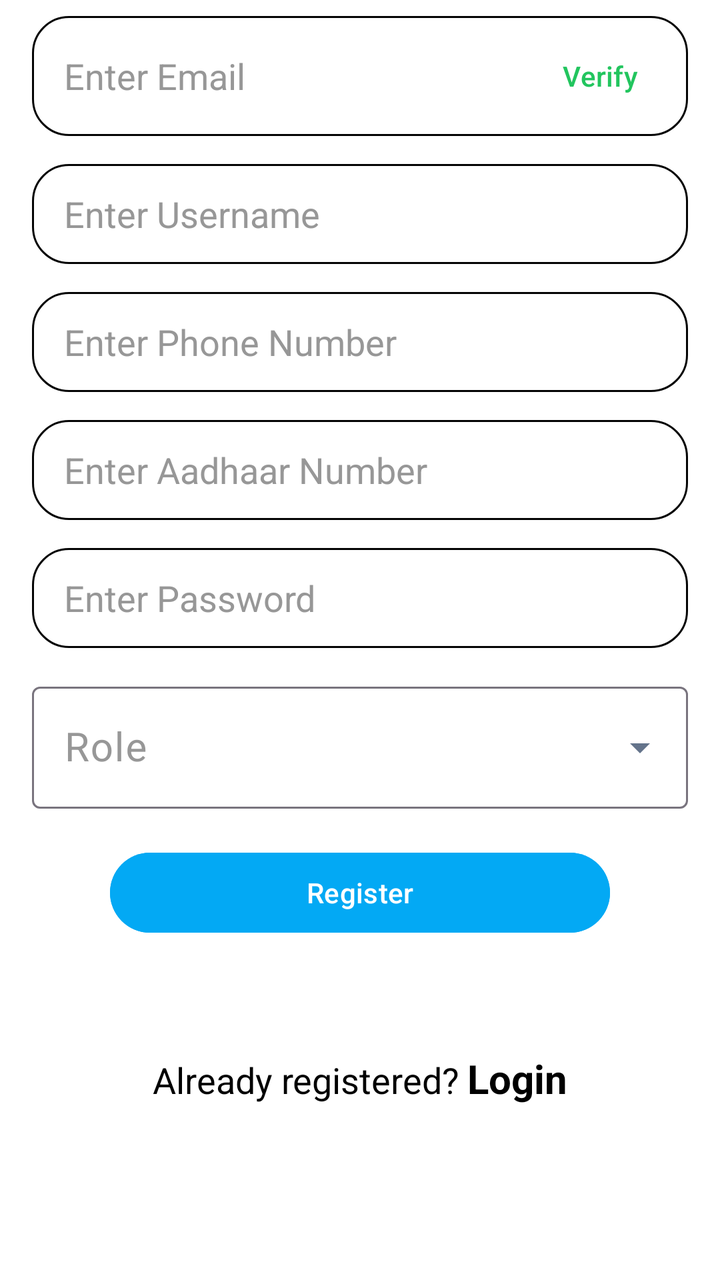
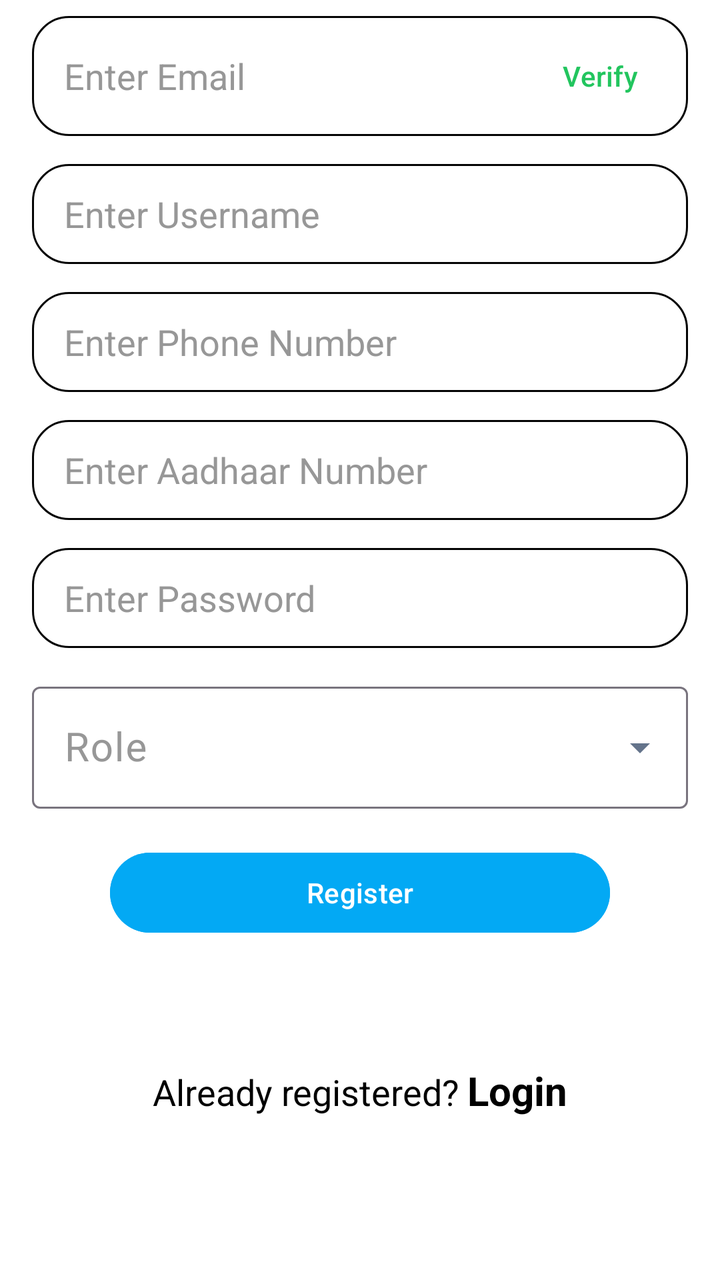

Screens rendered from an Android XML layout before and after an edit, with the pre-edit source and the edit as a unified diff.
<!-- AndroidManifest.xml: application theme Theme.HealthYatra -->
<!-- res/layout/fragment_sign_up.xml -->
<?xml version="1.0" encoding="utf-8"?>
<ScrollView
    xmlns:android="http://schemas.android.com/apk/res/android"
    xmlns:tools="http://schemas.android.com/tools"
    xmlns:app="http://schemas.android.com/apk/res-auto"
    android:layout_width="match_parent"
    android:layout_height="match_parent"
    android:background="@color/primary"
    android:fillViewport="true"
    android:clipToPadding="false"
    tools:context=".fragment.SignUp">

    <androidx.constraintlayout.widget.ConstraintLayout
        android:id="@+id/frameLayout"
        android:layout_width="match_parent"
        android:layout_height="wrap_content"
        android:paddingStart="16dp"
        android:paddingEnd="16dp"
        android:paddingTop="8dp"
        android:paddingBottom="32dp">

        
        <FrameLayout
            android:id="@+id/emailFrame"
            android:layout_width="0dp"
            android:layout_height="60dp"
            app:layout_constraintTop_toTopOf="parent"
            app:layout_constraintStart_toStartOf="parent"
            app:layout_constraintEnd_toEndOf="parent">

            <androidx.appcompat.widget.AppCompatEditText
                android:id="@+id/email"
                android:layout_width="match_parent"
                android:layout_height="match_parent"
                android:background="@drawable/bg_edittext"
                android:hint="@string/enter_your_email"
                android:importantForAutofill="no"
                android:inputType="textEmailAddress"
                android:maxLength="20"
                android:paddingEnd="80dp"
                android:textColor="?attr/colorOnSurface"
                android:textColorHint="#FB959595"
                tools:ignore="RtlSymmetry" />

            <Button
                android:id="@+id/btnVerifyEmail"
                android:layout_width="wrap_content"
                android:layout_height="match_parent"
                android:layout_gravity="end|center_vertical"
                android:background="@android:color/transparent"
                android:text="@string/verify"
                android:textColor="@color/success" />

        </FrameLayout>

        
        <FrameLayout
            android:id="@+id/otpFrame"
            android:layout_width="0dp"
            android:layout_height="60dp"
            android:layout_marginTop="14dp"
            android:visibility="gone"
            app:layout_constraintTop_toBottomOf="@id/emailFrame"
            app:layout_constraintStart_toStartOf="parent"
            app:layout_constraintEnd_toEndOf="parent">

            <androidx.appcompat.widget.AppCompatEditText
                android:id="@+id/otpValidateEt"
                android:layout_width="match_parent"
                android:layout_height="match_parent"
                android:background="@drawable/bg_edittext"
                android:hint="@string/otp"
                android:importantForAutofill="no"
                android:inputType="number"
                android:maxLength="6"
                android:paddingEnd="80dp"
                android:textColor="?attr/colorOnSurface"
                android:textColorHint="#FB959595"
                tools:ignore="RtlSymmetry" />

            <Button
                android:id="@+id/validateBtn"
                android:layout_width="wrap_content"
                android:layout_height="match_parent"
                android:layout_gravity="end|center_vertical"
                android:background="@android:color/transparent"
                android:text="@string/validate"
                android:textColor="@color/success" />

        </FrameLayout>

        
        <androidx.appcompat.widget.AppCompatEditText
            android:id="@+id/username"
            android:layout_width="0dp"
            android:layout_height="50dp"
            android:layout_marginTop="14dp"
            android:autofillHints="username"
            android:background="@drawable/bg_edittext"
            android:hint="@string/enter_username"
            android:inputType="text"
            android:maxLength="20"
            android:textColor="?attr/colorOnSurface"
            android:textColorHint="#FB959595"
            app:layout_constraintTop_toBottomOf="@id/otpFrame"
            app:layout_constraintStart_toStartOf="parent"
            app:layout_constraintEnd_toEndOf="parent" />

        
        <androidx.appcompat.widget.AppCompatEditText
            android:id="@+id/phoneNumber"
            android:layout_width="0dp"
            android:layout_height="50dp"
            android:layout_marginTop="14dp"
            android:autofillHints="phone"
            android:background="@drawable/bg_edittext"
            android:hint="@string/enter_phone_number"
            android:inputType="phone"
            android:maxLength="10"
            android:textColor="?attr/colorOnSurface"
            android:textColorHint="#FB959595"
            app:layout_constraintTop_toBottomOf="@id/username"
            app:layout_constraintStart_toStartOf="parent"
            app:layout_constraintEnd_toEndOf="parent" />

        
        <androidx.appcompat.widget.AppCompatEditText
            android:id="@+id/Aadhaar"
            android:layout_width="0dp"
            android:layout_height="50dp"
            android:layout_marginTop="14dp"
            android:importantForAutofill="no"
            android:background="@drawable/bg_edittext"
            android:hint="@string/enter_aadhaar_number"
            android:inputType="number"
            android:maxLength="12"
            android:textColor="?attr/colorOnSurface"
            android:textColorHint="#FB959595"
            app:layout_constraintTop_toBottomOf="@id/phoneNumber"
            app:layout_constraintStart_toStartOf="parent"
            app:layout_constraintEnd_toEndOf="parent" />

        
        <androidx.appcompat.widget.AppCompatEditText
            android:id="@+id/password"
            android:layout_width="0dp"
            android:layout_height="50dp"
            android:layout_marginTop="14dp"
            android:autofillHints="newPassword"
            android:background="@drawable/bg_edittext"
            android:hint="@string/enter_password"
            android:inputType="textPassword"
            android:textColor="?attr/colorOnSurface"
            android:textColorHint="#FB959595"
            app:layout_constraintTop_toBottomOf="@id/Aadhaar"
            app:layout_constraintStart_toStartOf="parent"
            app:layout_constraintEnd_toEndOf="parent" />

        
        <com.google.android.material.textfield.TextInputLayout
            android:id="@+id/roleLayout"
            style="@style/Widget.Material3.TextInputLayout.OutlinedBox.ExposedDropdownMenu"
            android:layout_width="0dp"
            android:layout_height="wrap_content"
            android:layout_marginTop="14dp"
            android:hint="@string/role"
            android:textColorHint="#FB959595"
            app:layout_constraintTop_toBottomOf="@id/password"
            app:layout_constraintStart_toStartOf="parent"
            app:layout_constraintEnd_toEndOf="parent">

            <com.google.android.material.textfield.MaterialAutoCompleteTextView
                android:id="@+id/role"
                android:layout_width="match_parent"
                android:layout_height="wrap_content"
                android:inputType="none"
                android:textColor="?attr/colorOnSurface"
                android:textSize="20sp" />

        </com.google.android.material.textfield.TextInputLayout>

        
        <com.google.android.material.button.MaterialButton
            android:id="@+id/registerBtn"
            android:layout_width="250dp"
            android:layout_height="wrap_content"
            android:layout_marginTop="18dp"
            android:backgroundTint="#03A9F4"
            android:text="@string/register"
            android:textColor="@color/primary"
            app:layout_constraintTop_toBottomOf="@id/roleLayout"
            app:layout_constraintStart_toStartOf="parent"
            app:layout_constraintEnd_toEndOf="parent" />

        
        <LinearLayout
            android:id="@+id/loginPrompt"
            android:layout_width="wrap_content"
            android:layout_height="wrap_content"
            android:orientation="horizontal"
            app:layout_constraintTop_toBottomOf="@id/registerBtn"
            app:layout_constraintStart_toStartOf="parent"
            app:layout_constraintEnd_toEndOf="parent"
            app:layout_constraintBottom_toBottomOf="parent">

            <TextView
                android:layout_width="wrap_content"
                android:layout_height="wrap_content"
                android:text="@string/already_registered"
                android:textColor="@color/text_primary"
                android:textSize="18sp" />

            <TextView
                android:id="@+id/tvLogin"
                android:layout_width="wrap_content"
                android:layout_height="wrap_content"
                android:layout_marginStart="4dp"
                android:clickable="true"
                android:focusable="true"
                android:text="@string/login"
                android:textColor="@color/text_primary"
                android:textSize="20sp"
                android:textStyle="bold" />

        </LinearLayout>

    </androidx.constraintlayout.widget.ConstraintLayout>

</ScrollView>
<!-- resources referenced by this layout -->
<resources>
  <color name="primary">#FFFFFF</color>
  <color name="success">#22C55E</color>
  <color name="text_primary">#000000</color>
  <!-- drawable bg_edittext (drawable) -->
  <?xml version="1.0" encoding="utf-8"?>
  <selector xmlns:android="http://schemas.android.com/apk/res/android">
  
      
      <item android:state_focused="true">
          <shape android:shape="rectangle">
  
              <solid android:color="#00FBFBFB" />
  
              <stroke
                  android:width="2dp"
                  android:color="#4BD9AC" />
  
              <corners android:radius="18dp" />
  
              <padding
                  android:left="16dp"
                  android:top="0dp"
                  android:right="16dp"
                  android:bottom="0dp" />
  
          </shape>
      </item>
  
      
      <item>
          <shape android:shape="rectangle">
  
              <solid android:color="#00FBFBFB" />
  
              <stroke
                  android:width="1dp"
                  android:color="#040404" />
  
              <corners android:radius="18dp" />
  
              <padding
                  android:left="16dp"
                  android:top="0dp"
                  android:right="16dp"
                  android:bottom="0dp" />
  
          </shape>
      </item>
  
  </selector>
  <string name="already_registered">Already registered?</string>
  <string name="enter_aadhaar_number">Enter Aadhaar Number</string>
  <string name="enter_password">Enter Password</string>
  <string name="enter_phone_number">Enter Phone Number</string>
  <string name="enter_username">Enter Username</string>
  <string name="enter_your_email">Enter Email</string>
  <string name="login">Login</string>
  <string name="otp">OTP</string>
  <string name="register">Register</string>
  <string name="role">Role</string>
  <string name="validate">Validate</string>
  <string name="verify">Verify</string>
  <style name="Theme.HealthYatra" parent="Theme.Material3.Light.NoActionBar">
  
          <item name="colorPrimary">@color/primary</item>
          <item name="colorPrimaryContainer">@color/primary_light</item>
  
          <item name="android:colorBackground">@color/background</item>
          <item name="colorSurface">@color/white</item>
  
          <item name="android:textColorPrimary">@color/text_primary</item>
          <item name="android:textColorSecondary">@color/text_secondary</item>
  
          
          <item name="android:statusBarColor">@color/text_primary</item>
          <item name="android:windowLightStatusBar">true</item>
  
          
          <item name="android:navigationBarColor">@color/white</item>
  
          <item name="colorControlActivated">#1565C0</item>
  
          <item name="colorOnSurface">#1F2937</item>
          <item name="colorOnSurfaceVariant">#64748B</item>
  
      </style>
  <color name="primary_light">#CACACA</color>
  <color name="background">#F8FAFC</color>
  <color name="white">#FFFFFF</color>
  <color name="text_secondary">#64748B</color>
</resources>

<!-- the commit's change to res/layout/fragment_sign_up.xml (unified diff, before → after) -->
@@ -1,12 +1,16 @@
 <?xml version="1.0" encoding="utf-8"?>
 <ScrollView
     xmlns:android="http://schemas.android.com/apk/res/android"
+    xmlns:app="http://schemas.android.com/apk/res-auto"
     xmlns:tools="http://schemas.android.com/tools"
-    xmlns:app="http://schemas.android.com/apk/res-auto"
+    android:id="@+id/signupScrollView"
     android:layout_width="match_parent"
     android:layout_height="match_parent"
     android:background="@color/primary"
     android:fillViewport="true"
+    android:scrollbars="vertical"
+    android:fadeScrollbars="false"
+    android:overScrollMode="always"
     android:clipToPadding="false"
     tools:context=".fragment.SignUp">
 
@@ -15,8 +19,8 @@
         android:layout_width="match_parent"
         android:layout_height="wrap_content"
         android:paddingStart="16dp"
+        android:paddingTop="8dp"
         android:paddingEnd="16dp"
-        android:paddingTop="8dp"
         android:paddingBottom="32dp">
 
         
@@ -197,6 +201,7 @@
             android:id="@+id/loginPrompt"
             android:layout_width="wrap_content"
             android:layout_height="wrap_content"
+            android:layout_marginTop="12dp"
             android:orientation="horizontal"
             app:layout_constraintTop_toBottomOf="@id/registerBtn"
             app:layout_constraintStart_toStartOf="parent"
